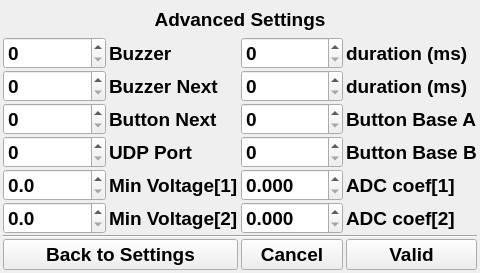
Qt form F3FChrono/gui/WSettingsAdvanced.ui (jomarin38/F3FChrono) before a commit.
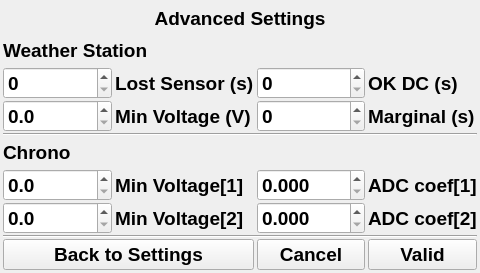
The same form after that commit.

```diff
--- a/F3FChrono/gui/WSettingsAdvanced.ui
+++ b/F3FChrono/gui/WSettingsAdvanced.ui
@@ -32,134 +32,8 @@
    <property name="verticalSpacing">
     <number>1</number>
    </property>
-   <item row="4" column="1">
-    <widget class="QLabel" name="label_8">
-     <property name="font">
-      <font>
-       <pointsize>14</pointsize>
-       <weight>75</weight>
-       <bold>true</bold>
-      </font>
-     </property>
-     <property name="text">
-      <string>UDP Port</string>
-     </property>
-    </widget>
-   </item>
-   <item row="4" column="3">
-    <widget class="QLabel" name="label_4">
-     <property name="font">
-      <font>
-       <pointsize>14</pointsize>
-       <weight>75</weight>
-       <bold>true</bold>
-      </font>
-     </property>
-     <property name="text">
-      <string>Button Base B</string>
-     </property>
-    </widget>
-   </item>
-   <item row="4" column="0">
-    <widget class="QSpinBox" name="udp_port">
-     <property name="font">
-      <font>
-       <pointsize>14</pointsize>
-       <weight>75</weight>
-       <bold>true</bold>
-      </font>
-     </property>
-     <property name="maximum">
-      <number>65535</number>
-     </property>
-    </widget>
-   </item>
-   <item row="3" column="3">
-    <widget class="QLabel" name="label_2">
-     <property name="font">
-      <font>
-       <pointsize>14</pointsize>
-       <weight>75</weight>
-       <bold>true</bold>
-      </font>
-     </property>
-     <property name="text">
-      <string>Button Base A</string>
-     </property>
-    </widget>
-   </item>
-   <item row="9" column="0" colspan="2">
-    <widget class="QPushButton" name="btn_back">
-     <property name="font">
-      <font>
-       <pointsize>14</pointsize>
-       <weight>75</weight>
-       <bold>true</bold>
-      </font>
-     </property>
-     <property name="text">
-      <string>Back to Settings</string>
-     </property>
-    </widget>
-   </item>
-   <item row="6" column="0">
-    <widget class="QDoubleSpinBox" name="voltagemin_1">
-     <property name="font">
-      <font>
-       <pointsize>14</pointsize>
-       <weight>75</weight>
-       <bold>true</bold>
-      </font>
-     </property>
-     <property name="decimals">
-      <number>1</number>
-     </property>
-     <property name="singleStep">
-      <double>0.100000000000000</double>
-     </property>
-    </widget>
-   </item>
-   <item row="1" column="0">
-    <widget class="QSpinBox" name="port_buzzer">
-     <property name="font">
-      <font>
-       <pointsize>14</pointsize>
-       <weight>75</weight>
-       <bold>true</bold>
-      </font>
-     </property>
-    </widget>
-   </item>
-   <item row="1" column="3">
-    <widget class="QLabel" name="label_18">
-     <property name="font">
-      <font>
-       <pointsize>14</pointsize>
-       <weight>75</weight>
-       <bold>true</bold>
-      </font>
-     </property>
-     <property name="text">
-      <string>duration (ms)</string>
-     </property>
-    </widget>
-   </item>
-   <item row="3" column="1">
-    <widget class="QLabel" name="label_5">
-     <property name="font">
-      <font>
-       <pointsize>14</pointsize>
-       <weight>75</weight>
-       <bold>true</bold>
-      </font>
-     </property>
-     <property name="text">
-      <string>Button Next</string>
-     </property>
-    </widget>
-   </item>
-   <item row="3" column="2">
-    <widget class="QSpinBox" name="port_btn_baseA">
+   <item row="2" column="0">
+    <widget class="QSpinBox" name="WeatherSensorLostTimeOut">
      <property name="font">
       <font>
        <pointsize>14</pointsize>
@@ -183,8 +57,8 @@
      </property>
     </widget>
    </item>
-   <item row="3" column="0">
-    <widget class="QSpinBox" name="port_btn_next">
+   <item row="7" column="2">
+    <widget class="QDoubleSpinBox" name="voltagecoef_2">
      <property name="font">
       <font>
        <pointsize>14</pointsize>
@@ -192,10 +66,16 @@
        <bold>true</bold>
       </font>
      </property>
+     <property name="decimals">
+      <number>3</number>
+     </property>
+     <property name="singleStep">
+      <double>0.100000000000000</double>
+     </property>
     </widget>
    </item>
-   <item row="2" column="3">
-    <widget class="QLabel" name="label_19">
+   <item row="1" column="0" colspan="2">
+    <widget class="QLabel" name="label_2">
      <property name="font">
       <font>
        <pointsize>14</pointsize>
@@ -204,12 +84,19 @@
       </font>
      </property>
      <property name="text">
-      <string>duration (ms)</string>
+      <string>Weather Station</string>
      </property>
     </widget>
    </item>
-   <item row="9" column="2">
-    <widget class="QPushButton" name="btn_cancel">
+   <item row="4" column="0" colspan="4">
+    <widget class="Line" name="line_2">
+     <property name="orientation">
+      <enum>Qt::Horizontal</enum>
+     </property>
+    </widget>
+   </item>
+   <item row="7" column="1">
+    <widget class="QLabel" name="label_9">
      <property name="font">
       <font>
        <pointsize>14</pointsize>
@@ -218,12 +105,12 @@
       </font>
      </property>
      <property name="text">
-      <string>Cancel</string>
+      <string>Min Voltage[2]</string>
      </property>
     </widget>
    </item>
-   <item row="4" column="2">
-    <widget class="QSpinBox" name="port_btn_baseB">
+   <item row="7" column="3">
+    <widget class="QLabel" name="label_12">
      <property name="font">
       <font>
        <pointsize>14</pointsize>
@@ -231,10 +118,13 @@
        <bold>true</bold>
       </font>
      </property>
+     <property name="text">
+      <string>ADC coef[2]</string>
+     </property>
     </widget>
    </item>
-   <item row="1" column="2">
-    <widget class="QSpinBox" name="buzzer_duration">
+   <item row="2" column="1">
+    <widget class="QLabel" name="label_13">
      <property name="font">
       <font>
        <pointsize>14</pointsize>
@@ -242,8 +132,61 @@
        <bold>true</bold>
       </font>
      </property>
-     <property name="maximum">
-      <number>65535</number>
+     <property name="text">
+      <string>Lost Sensor (s)</string>
+     </property>
+    </widget>
+   </item>
+   <item row="3" column="1">
+    <widget class="QLabel" name="label_10">
+     <property name="font">
+      <font>
+       <pointsize>14</pointsize>
+       <weight>75</weight>
+       <bold>true</bold>
+      </font>
+     </property>
+     <property name="text">
+      <string>Min Voltage (V)</string>
+     </property>
+    </widget>
+   </item>
+   <item row="3" column="2">
+    <widget class="QSpinBox" name="WeatherMC">
+     <property name="font">
+      <font>
+       <pointsize>14</pointsize>
+       <weight>75</weight>
+       <bold>true</bold>
+      </font>
+     </property>
+    </widget>
+   </item>
+   <item row="2" column="2">
+    <widget class="QSpinBox" name="WeatherOKDC">
+     <property name="font">
+      <font>
+       <pointsize>14</pointsize>
+       <weight>75</weight>
+       <bold>true</bold>
+      </font>
+     </property>
+    </widget>
+   </item>
+   <item row="7" column="0">
+    <widget class="QDoubleSpinBox" name="voltagemin_2">
+     <property name="font">
+      <font>
+       <pointsize>14</pointsize>
+       <weight>75</weight>
+       <bold>true</bold>
+      </font>
+     </property>
+     <property name="decimals">
+      <number>1</number>
+     </property>
+     <property name="singleStep">
+      <double>0.100000000000000</double>
      </property>
     </widget>
    </item>
@@ -261,97 +204,6 @@
      </property>
     </widget>
    </item>
-   <item row="2" column="2">
-    <widget class="QSpinBox" name="buzzer_next_duration">
-     <property name="font">
-      <font>
-       <pointsize>14</pointsize>
-       <weight>75</weight>
-       <bold>true</bold>
-      </font>
-     </property>
-     <property name="maximum">
-      <number>65535</number>
-     </property>
-    </widget>
-   </item>
-   <item row="2" column="1">
-    <widget class="QLabel" name="label_6">
-     <property name="font">
-      <font>
-       <pointsize>14</pointsize>
-       <weight>75</weight>
-       <bold>true</bold>
-      </font>
-     </property>
-     <property name="text">
-      <string>Buzzer Next</string>
-     </property>
-    </widget>
-   </item>
-   <item row="9" column="3">
-    <widget class="QPushButton" name="btn_valid">
-     <property name="font">
-      <font>
-       <pointsize>14</pointsize>
-       <weight>75</weight>
-       <bold>true</bold>
-      </font>
-     </property>
-     <property name="text">
-      <string>Valid</string>
-     </property>
-    </widget>
-   </item>
-   <item row="6" column="2">
-    <widget class="QDoubleSpinBox" name="voltagecoef_1">
-     <property name="font">
-      <font>
-       <pointsize>14</pointsize>
-       <weight>75</weight>
-       <bold>true</bold>
-      </font>
-     </property>
-     <property name="decimals">
-      <number>3</number>
-     </property>
-     <property name="singleStep">
-      <double>0.100000000000000</double>
-     </property>
-    </widget>
-   </item>
-   <item row="8" column="0" colspan="4">
-    <widget class="Line" name="line">
-     <property name="orientation">
-      <enum>Qt::Horizontal</enum>
-     </property>
-    </widget>
-   </item>
-   <item row="1" column="1">
-    <widget class="QLabel" name="label_7">
-     <property name="font">
-      <font>
-       <pointsize>14</pointsize>
-       <weight>75</weight>
-       <bold>true</bold>
-      </font>
-     </property>
-     <property name="text">
-      <string>Buzzer</string>
-     </property>
-    </widget>
-   </item>
-   <item row="2" column="0">
-    <widget class="QSpinBox" name="port_buzzer_next">
-     <property name="font">
-      <font>
-       <pointsize>14</pointsize>
-       <weight>75</weight>
-       <bold>true</bold>
-      </font>
-     </property>
-    </widget>
-   </item>
    <item row="0" column="0" colspan="4">
     <widget class="QLabel" name="label">
      <property name="font">
@@ -369,8 +221,8 @@
      </property>
     </widget>
    </item>
-   <item row="7" column="0">
-    <widget class="QDoubleSpinBox" name="voltagemin_2">
+   <item row="10" column="3">
+    <widget class="QPushButton" name="btn_valid">
      <property name="font">
       <font>
        <pointsize>14</pointsize>
@@ -378,6 +230,34 @@
        <bold>true</bold>
       </font>
      </property>
+     <property name="text">
+      <string>Valid</string>
+     </property>
+    </widget>
+   </item>
+   <item row="10" column="2">
+    <widget class="QPushButton" name="btn_cancel">
+     <property name="font">
+      <font>
+       <pointsize>14</pointsize>
+       <weight>75</weight>
+       <bold>true</bold>
+      </font>
+     </property>
+     <property name="text">
+      <string>Cancel</string>
+     </property>
+    </widget>
+   </item>
+   <item row="3" column="0">
+    <widget class="QDoubleSpinBox" name="WeatherMinVoltage">
+     <property name="font">
+      <font>
+       <pointsize>14</pointsize>
+       <weight>75</weight>
+       <bold>true</bold>
+      </font>
+     </property>
      <property name="decimals">
       <number>1</number>
      </property>
@@ -386,8 +266,8 @@
      </property>
     </widget>
    </item>
-   <item row="7" column="1">
-    <widget class="QLabel" name="label_9">
+   <item row="6" column="0">
+    <widget class="QDoubleSpinBox" name="voltagemin_1">
      <property name="font">
       <font>
        <pointsize>14</pointsize>
@@ -395,13 +275,30 @@
        <bold>true</bold>
       </font>
      </property>
+     <property name="decimals">
+      <number>1</number>
+     </property>
+     <property name="singleStep">
+      <double>0.100000000000000</double>
+     </property>
+    </widget>
+   </item>
+   <item row="3" column="3">
+    <widget class="QLabel" name="label_15">
+     <property name="font">
+      <font>
+       <pointsize>14</pointsize>
+       <weight>75</weight>
+       <bold>true</bold>
+      </font>
+     </property>
      <property name="text">
-      <string>Min Voltage[2]</string>
+      <string>Marginal (s)</string>
      </property>
     </widget>
    </item>
-   <item row="7" column="2">
-    <widget class="QDoubleSpinBox" name="voltagecoef_2">
+   <item row="6" column="2">
+    <widget class="QDoubleSpinBox" name="voltagecoef_1">
      <property name="font">
       <font>
        <pointsize>14</pointsize>
@@ -417,8 +314,8 @@
      </property>
     </widget>
    </item>
-   <item row="7" column="3">
-    <widget class="QLabel" name="label_12">
+   <item row="5" column="0">
+    <widget class="QLabel" name="label_4">
      <property name="font">
       <font>
        <pointsize>14</pointsize>
@@ -427,7 +324,42 @@
       </font>
      </property>
      <property name="text">
-      <string>ADC coef[2]</string>
+      <string>Chrono</string>
+     </property>
+    </widget>
+   </item>
+   <item row="9" column="0" colspan="4">
+    <widget class="Line" name="line">
+     <property name="orientation">
+      <enum>Qt::Horizontal</enum>
+     </property>
+    </widget>
+   </item>
+   <item row="2" column="3">
+    <widget class="QLabel" name="label_14">
+     <property name="font">
+      <font>
+       <pointsize>14</pointsize>
+       <weight>75</weight>
+       <bold>true</bold>
+      </font>
+     </property>
+     <property name="text">
+      <string>OK DC (s)</string>
+     </property>
+    </widget>
+   </item>
+   <item row="10" column="0" colspan="2">
+    <widget class="QPushButton" name="btn_back">
+     <property name="font">
+      <font>
+       <pointsize>14</pointsize>
+       <weight>75</weight>
+       <bold>true</bold>
+      </font>
+     </property>
+     <property name="text">
+      <string>Back to Settings</string>
      </property>
     </widget>
    </item>
```
